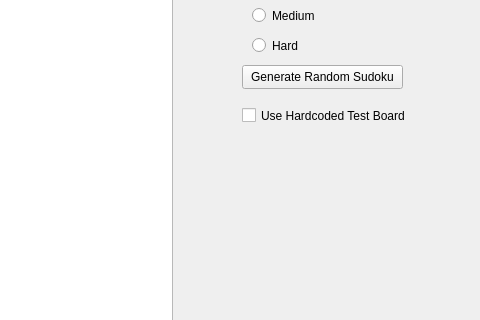
Old version of the form grid.ui in the repository santos-eng/Sudoku; both pictures show x 528 to 1008 and y 105 to 425 of the 1008 by 676 pixel window.
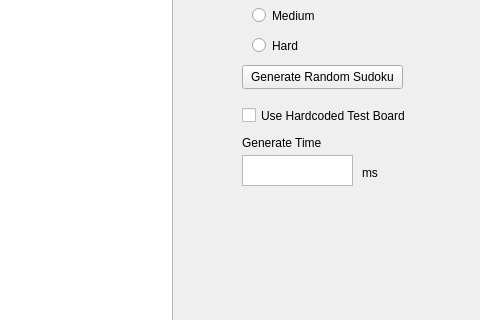
New version of the form.

Patch:
```diff
--- a/grid.ui
+++ b/grid.ui
@@ -138,6 +138,42 @@
      <string>Use Hardcoded Test Board</string>
     </property>
    </widget>
+   <widget class="QLabel" name="label_3">
+    <property name="geometry">
+     <rect>
+      <x>770</x>
+      <y>240</y>
+      <width>91</width>
+      <height>16</height>
+     </rect>
+    </property>
+    <property name="text">
+     <string>Generate Time</string>
+    </property>
+   </widget>
+   <widget class="QLabel" name="label_4">
+    <property name="geometry">
+     <rect>
+      <x>890</x>
+      <y>270</y>
+      <width>81</width>
+      <height>16</height>
+     </rect>
+    </property>
+    <property name="text">
+     <string>ms</string>
+    </property>
+   </widget>
+   <widget class="QTextEdit" name="genTimeLbl">
+    <property name="geometry">
+     <rect>
+      <x>770</x>
+      <y>260</y>
+      <width>111</width>
+      <height>31</height>
+     </rect>
+    </property>
+   </widget>
   </widget>
   <widget class="QMenuBar" name="menubar">
    <property name="geometry">
```
